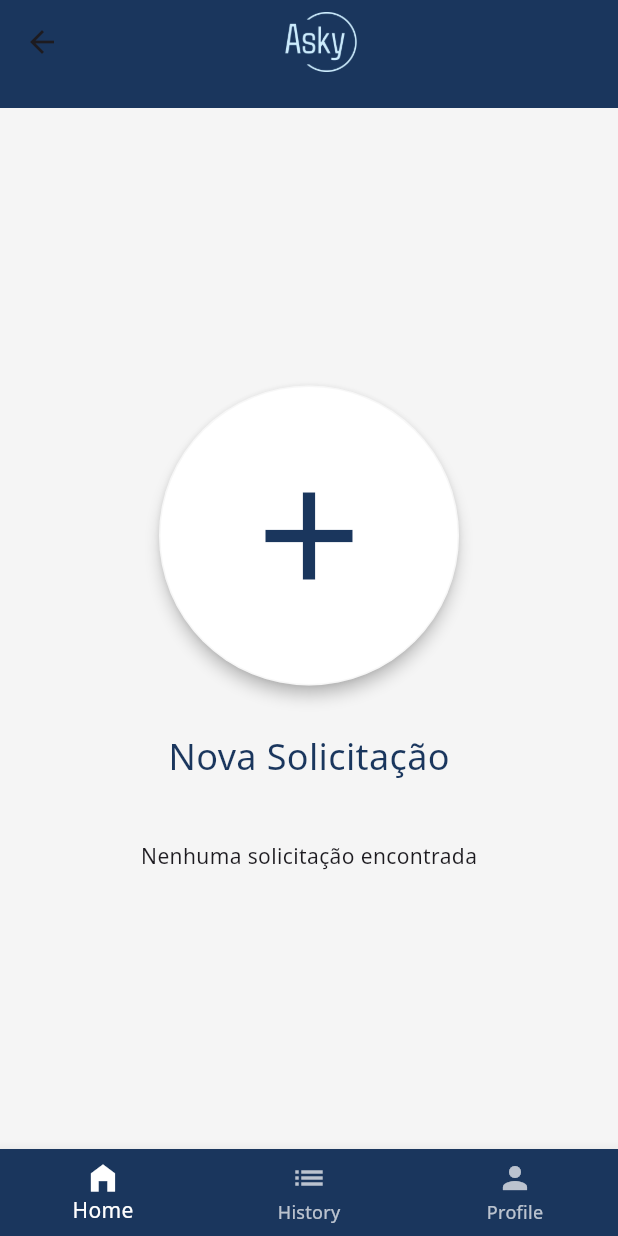
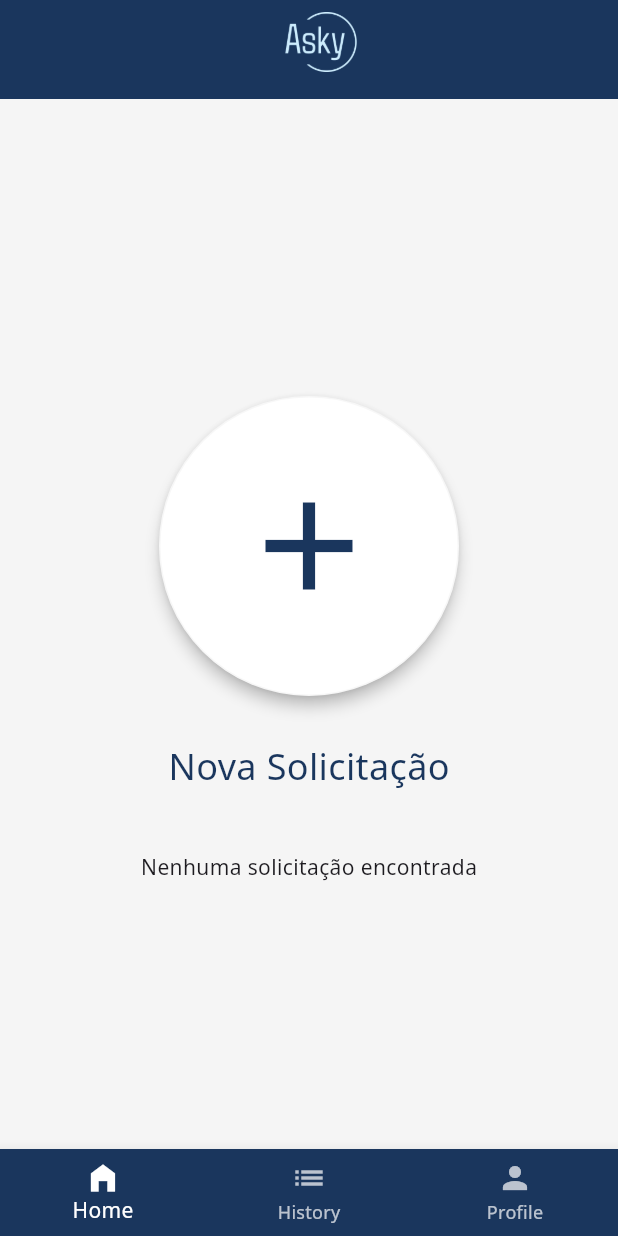
Before and after one commit to Inteli-College/2024-1B-T02-EC10-G01, a Flutter app: the HomeNurse screen opened by its route, on a phone screen of 412 x 824 dp. Run offline on Flutter 3.47's test engine with Material 3 defaults, Android fonts, the phone set to English and light mode, and no system bars; our stand-ins replace firebase_core, firebase_messaging, flutter_mobx, flutter_secure_storage, font_awesome_flutter, google_fonts and 2 more; missing offline and left inert: mobile_scanner; accounts and stored records are empty; generated files the repository leaves out were written again; network calls fail.

Commit message:
adjusted topbar size

```diff
--- a/src/mobile/lib/widgets/top_bar.dart
+++ b/src/mobile/lib/widgets/top_bar.dart
@@ -5,13 +5,14 @@ class TopBar extends StatelessWidget implements PreferredSizeWidget {
   final String? backRoute;
   final bool showBackButton;  // New parameter to control back button visibility
 
-  // Constructor with optional backRoute and showBackButton argument
   TopBar({this.backRoute, this.showBackButton = true});  // Default is to show the back button
 
   @override
   Widget build(BuildContext context) {
     print('TopBar: showBackButton: $showBackButton');
-    return AppBar(
+    return Padding(
+      padding: EdgeInsets.only(bottom: 20.0),  // Add bottom padding here
+      child: AppBar(
         leading: showBackButton ? Padding(  // Conditionally render the back button based on showBackButton
           padding: EdgeInsets.symmetric(vertical: 8.0),  // Maintained vertical padding
           child: IconButton(
@@ -24,12 +25,18 @@ class TopBar extends StatelessWidget implements PreferredSizeWidget {
               }
             },
           ),
-      ) : null,  // If showBackButton is false, don't display the back button
+        ) : Opacity(
+            opacity: 0.0,  // Invisible placeholder
+            child: Padding(
+              padding: EdgeInsets.symmetric(vertical: 8.0),
+              child: IconButton(icon: Icon(Icons.arrow_back), onPressed: null),
+            ),
+          ),
         title: Padding(
-        padding: EdgeInsets.symmetric(vertical: 8.0),  // Maintained vertical padding
+          padding: EdgeInsets.symmetric(vertical: 0.0),
           child: Center(
             child: Image.asset(
-            'assets/logo.png',  // Ensure the logo path is correct
+              'assets/logo.png',
               height: 40,
             ),
           ),
@@ -37,16 +44,17 @@ class TopBar extends StatelessWidget implements PreferredSizeWidget {
         backgroundColor: Constants.askyBlue,
         actions: <Widget>[
           Opacity(
-          opacity: 0,
+            opacity: 0.0,  // Invisible placeholder on the right side to balance the title
             child: Padding(
-            padding: EdgeInsets.symmetric(vertical: 8.0),  // Consistent vertical padding
+              padding: EdgeInsets.symmetric(vertical: 8.0),
               child: IconButton(icon: Icon(Icons.arrow_back), onPressed: null),
             ),
           ),
         ],
+      ),
     );
   }
 
   @override
-  Size get preferredSize => Size.fromHeight(kToolbarHeight + 16.0);  // Include extra height for padding
+  Size get preferredSize => Size.fromHeight(kToolbarHeight + 30.0); // Increase AppBar height to accommodate bottom padding
 }
```
Lines whose indentation alone changed are shown as unchanged.
